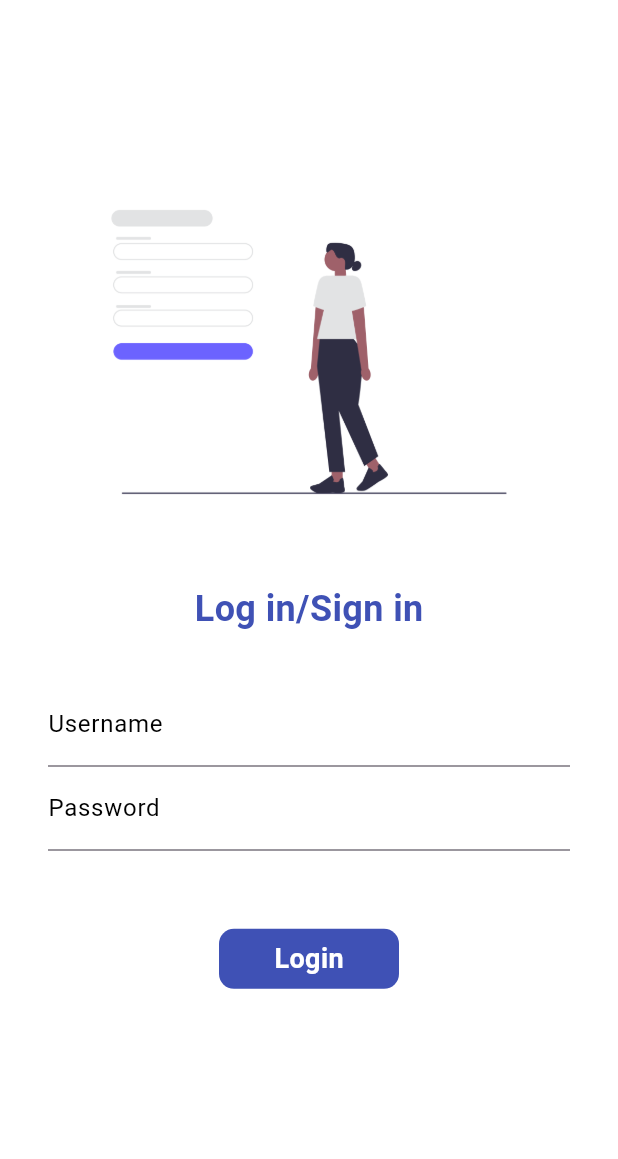
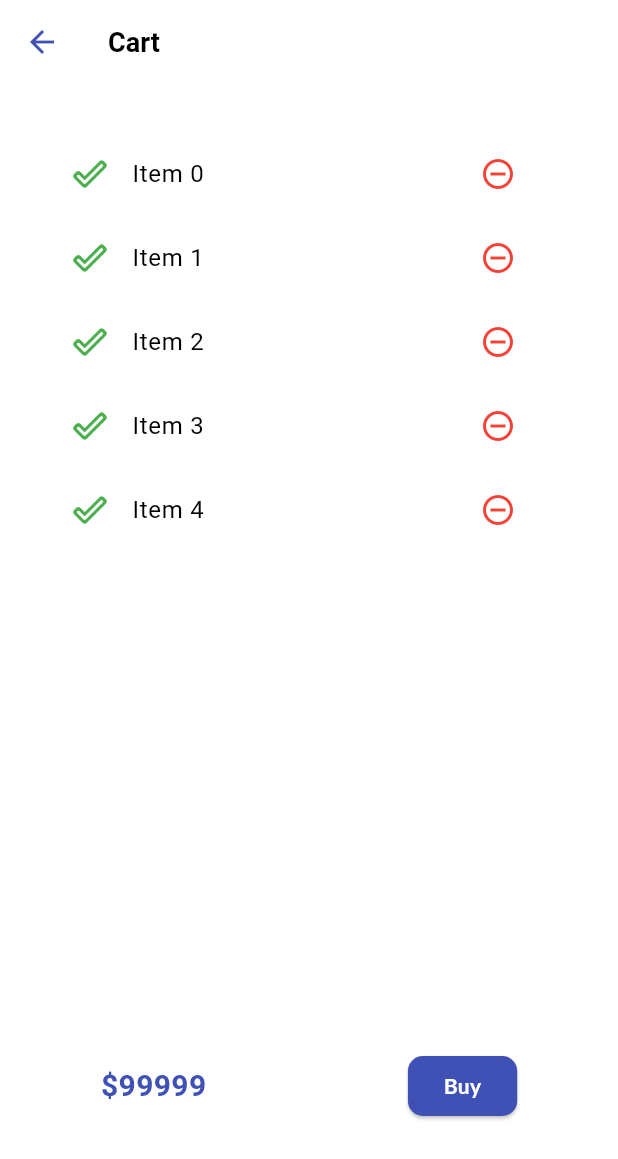
Before and after one commit to MeeturiAjay/MasterFlutter, a Flutter app: the screen it shows after launch, on a phone screen of 412 x 824 dp. Shown: the top 1159 px of the screen. Run offline on Flutter 3.47's test engine with Material 3 defaults, Android fonts, the phone set to English and light mode, and no system bars; our stand-ins replace google_fonts.

Commit message:
DAY21,22 - Worked on Cart.

```diff
--- a/lib/main.dart
+++ b/lib/main.dart
@@ -49,7 +49,7 @@ class MyApp extends StatelessWidget {
           ),
         ),
       ),
-      initialRoute: "/login",
+      initialRoute: "/cart",
       routes: {
         "/": (context) => HomePage(),
         "/login": (context) => LoginPage(),
--- a/lib/pages/cart.dart
+++ b/lib/pages/cart.dart
@@ -1,4 +1,6 @@
+import 'package:flutter/cupertino.dart';
 import 'package:flutter/material.dart';
+import '../models/catalog.dart';
 
 class CartPage extends StatelessWidget {
   const CartPage({Key? key});
@@ -6,21 +8,116 @@ class CartPage extends StatelessWidget {
   @override
   Widget build(BuildContext context) {
     final isDarkMode = Theme.of(context).brightness == Brightness.dark;
-
     return Scaffold(
+      backgroundColor: isDarkMode ? Colors.indigo : Colors.white,
       appBar: AppBar(
         backgroundColor: Colors.transparent,
+        automaticallyImplyLeading: true,
+        leading: IconButton(
+          icon: Icon(Icons.arrow_back),
+          color: isDarkMode ? Colors.white : Colors.indigo,
+          onPressed: () {
+            Navigator.of(context).pop();
+          },
+        ),
         title: Text(
           "Cart",
           style: TextStyle(
-            color: isDarkMode ? Colors.white : Colors.black, // Adjust text color based on theme mode
+            color: isDarkMode ? Colors.white : Colors.black,
             fontWeight: FontWeight.bold,
           ),
         ),
-        leading: IconButton(
-          icon: Icon(Icons.arrow_back),
-          onPressed: () => Navigator.of(context).pop(),
-          color: isDarkMode ? Colors.white : Colors.indigo, // Adjust icon color based on theme mode
+      ),
+      body: Column(
+        children: [
+          Expanded(
+            child: Padding(
+              padding: const EdgeInsets.all(32.0),
+              child: CartList(),
+            ),
+          ),
+          CartTotal()
+        ],
+      ),
+    );
+  }
+}
+
+class CartTotal extends StatelessWidget {
+  const CartTotal({Key? key});
+
+  @override
+  Widget build(BuildContext context) {
+    final isDarkMode = Theme.of(context).brightness == Brightness.dark;
+    return SizedBox(
+      height: 200,
+      child: Row(
+        mainAxisAlignment: MainAxisAlignment.spaceAround,
+        children: [
+          Text(
+            "\$${99999}",
+            style: TextStyle(
+              color: isDarkMode ? Colors.white : Colors.indigo,
+              fontWeight: FontWeight.bold,
+              fontSize: 20,
+            ),
+          ),
+          ElevatedButton(
+            style: ButtonStyle(
+              shape: MaterialStateProperty.all<RoundedRectangleBorder>(
+                RoundedRectangleBorder(
+                  borderRadius: BorderRadius.circular(10),
+                ),
+              ),
+              backgroundColor: MaterialStateProperty.all<Color>(
+                isDarkMode ? Colors.white : Colors.indigo,
+              ),
+            ),
+            onPressed: () {},
+            child: Text(
+              "Buy",
+              style: TextStyle(
+                color: isDarkMode ? Colors.indigo : Colors.white,
+                fontWeight: FontWeight.bold,
+              ),
+            ),
+          )
+        ],
+      ),
+    );
+  }
+}
+
+class CartList extends StatefulWidget {
+  const CartList({Key? key});
+
+  @override
+  State<CartList> createState() => _CartListState();
+}
+
+class _CartListState extends State<CartList> {
+  @override
+  Widget build(BuildContext context) {
+    final isDarkMode = Theme.of(context).brightness == Brightness.dark;
+    return ListView.builder(
+      itemCount: 5, // Replace this with the actual number of items in the cart
+      itemBuilder: (context, index) => ListTile(
+        leading: Icon(
+          Icons.done_outline_rounded,
+          color: Colors.green,
+        ),
+        title: Text(
+            "Item $index",
+        style: TextStyle(
+          color: isDarkMode? Colors.white : Colors.black
+        ),
+        ), // Display actual item names
+        trailing: IconButton(
+          icon: Icon(
+              Icons.remove_circle_outline,
+          color: Colors.red,
+          ),
+          onPressed: () {},
         ),
       ),
     );
--- a/lib/pages/home_page.dart
+++ b/lib/pages/home_page.dart
@@ -119,7 +119,7 @@ class CatalogList extends StatelessWidget {
                 builder: (context) => HomeDetailsPage(catalog: catalog),
               ),
             ),
-            child: CatalogItem(catalog: catalog),
+            child: CatalogItem(catalog: catalog), // Pass catalog here
           );
         },
         itemCount: CatalogModels.items.length,
@@ -127,6 +127,7 @@ class CatalogList extends StatelessWidget {
     );
   }
 }
+
 
 class CatalogItem extends StatelessWidget {
   final Item catalog;
```
